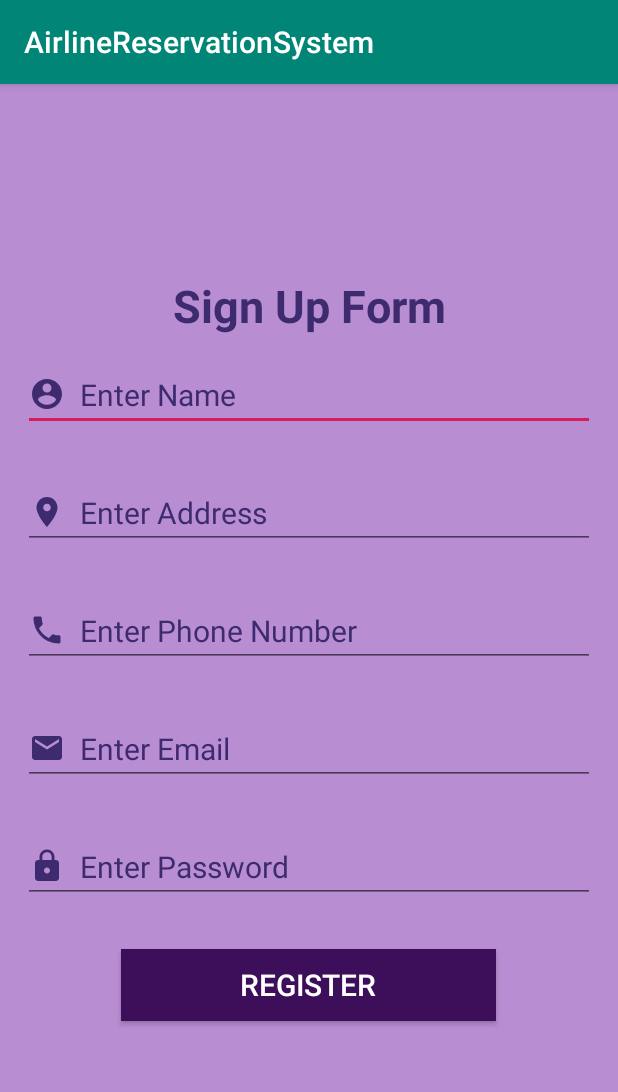
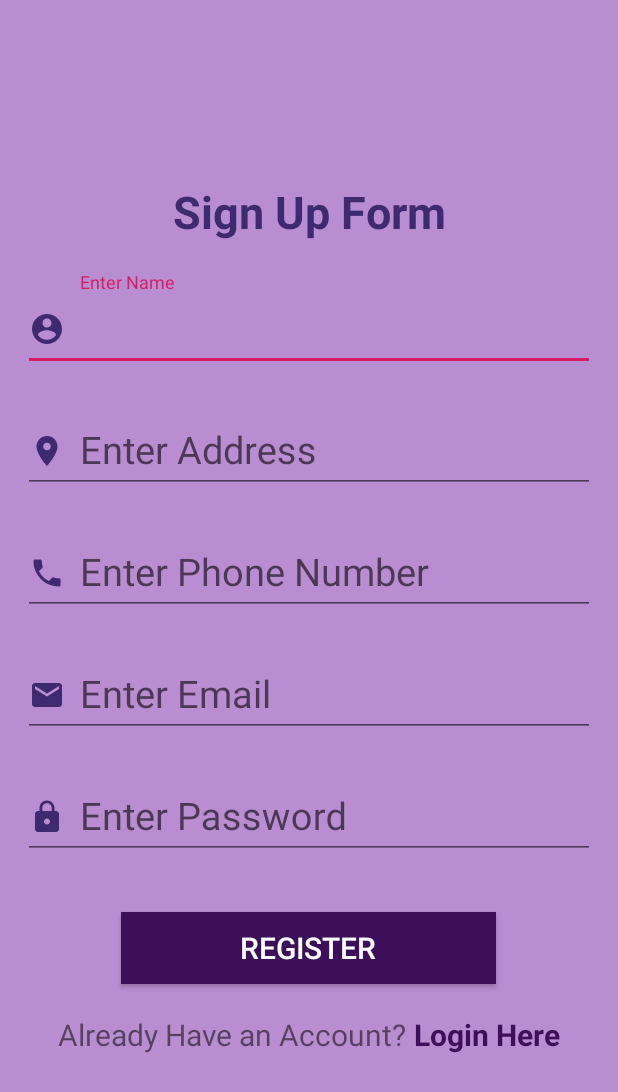
Before and after one commit to maharjansumina/AirlineReservationSystem, an Android app: the RegisterActivity screen opened directly, with no data from a screen before it, on a phone screen of 412 x 824 dp. Shown: the top 1092 px of the screen. Run offline under Robolectric (Android 15) with nearby library versions, the phone set to English and light mode, and no system bars.

Commit message:
Cancel Booking Layout Added.

```diff
--- a/app/build.gradle
+++ b/app/build.gradle
@@ -27,6 +27,11 @@ dependencies {
     testImplementation 'junit:junit:4.12'
     androidTestImplementation 'androidx.test.ext:junit:1.1.1'
     androidTestImplementation 'androidx.test.espresso:espresso-core:3.2.0'
+
     implementation 'androidx.cardview:cardview:1.0.0'
     implementation 'com.google.android.material:material:1.0.0'
+
+    implementation 'com.google.code.gson:gson:2.8.5'
+    implementation 'com.squareup.retrofit2:retrofit:2.5.0'
+    implementation 'com.squareup.retrofit2:converter-gson:2.5.0'
 }
--- a/app/src/main/AndroidManifest.xml
+++ b/app/src/main/AndroidManifest.xml
@@ -9,7 +9,8 @@
         android:roundIcon="@mipmap/ic_launcher_round"
         android:supportsRtl="true"
         android:theme="@style/AppTheme">
-        <activity android:name=".SearchFlightActivity"></activity>
+        <activity android:name=".CancelBookingActivity"></activity>
+        <activity android:name=".SearchFlightActivity" />
         <activity android:name=".ContactUsActivity" />
         <activity android:name=".SplashScreenActivity">
             <intent-filter>
--- a/app/src/main/java/com/softwarica/airlinereservationsystem/DashboardActivity.java
+++ b/app/src/main/java/com/softwarica/airlinereservationsystem/DashboardActivity.java
@@ -50,6 +50,10 @@ public class DashboardActivity extends AppCompatActivity implements View.OnClick
             case R.id.cvContactUs:
                 startActivity(new Intent(this, ContactUsActivity.class));
                 break;
+
+            case R.id.cvCancel:
+                startActivity(new Intent(this, CancelBookingActivity.class));
+                break;
         }
     }
 }
--- a/app/src/main/java/com/softwarica/airlinereservationsystem/RegisterActivity.java
+++ b/app/src/main/java/com/softwarica/airlinereservationsystem/RegisterActivity.java
@@ -2,17 +2,20 @@ package com.softwarica.airlinereservationsystem;
 
 import androidx.appcompat.app.AppCompatActivity;
 
+import android.content.Intent;
 import android.content.SharedPreferences;
 import android.os.Bundle;
 import android.view.View;
 import android.widget.Button;
 import android.widget.EditText;
+import android.widget.TextView;
 import android.widget.Toast;
 
 public class RegisterActivity extends AppCompatActivity {
 
     EditText etName, etAddress, etPhone, etEmail, etPassword;
     Button btnRegister;
+    TextView tvLoginLink;
 
     @Override
     protected void onCreate(Bundle savedInstanceState) {
@@ -26,6 +29,15 @@ public class RegisterActivity extends AppCompatActivity {
         etEmail = findViewById(R.id.etEmail);
         etPassword = findViewById(R.id.etPassword);
         btnRegister = findViewById(R.id.btnRegister);
+        tvLoginLink = findViewById(R.id.tvLoginLink);
+
+        tvLoginLink.setOnClickListener(new View.OnClickListener() {
+            @Override
+            public void onClick(View v) {
+                Intent intent = new Intent(RegisterActivity.this, LoginActivity.class);
+                startActivity(intent);
+            }
+        });
 
         btnRegister.setOnClickListener(new View.OnClickListener() {
             @Override
--- a/app/src/main/res/layout/activity_register.xml
+++ b/app/src/main/res/layout/activity_register.xml
@@ -13,39 +13,89 @@
         android:text="Sign Up Form"
         style="@style/TextViewDesign"/>
 
-    <EditText
+    <com.google.android.material.textfield.TextInputLayout
+        android:layout_width="match_parent"
+        android:layout_height="wrap_content"
+        android:layout_marginTop="20dp">
+
+        <com.google.android.material.textfield.TextInputEditText
             android:hint="Enter Name"
             android:id="@+id/etName"
             android:drawableStart="@drawable/ic_account_circle_black_24dp"
             style="@style/EditTextDesign"/>
+    </com.google.android.material.textfield.TextInputLayout>
 
-    <EditText
+    <com.google.android.material.textfield.TextInputLayout
+        android:layout_width="match_parent"
+        android:layout_height="wrap_content">
+
+        <com.google.android.material.textfield.TextInputEditText
             android:hint="Enter Address"
             android:id="@+id/etAddress"
             android:drawableStart="@drawable/ic_location_on_black_24dp"
             style="@style/EditTextDesign"/>
+    </com.google.android.material.textfield.TextInputLayout>
 
-    <EditText
+    <com.google.android.material.textfield.TextInputLayout
+        android:layout_width="match_parent"
+        android:layout_height="wrap_content">
+
+        <com.google.android.material.textfield.TextInputEditText
             android:hint="Enter Phone Number"
             android:id="@+id/etPhone"
             android:drawableStart="@drawable/ic_phone_black_24dp"
             style="@style/EditTextDesign"/>
+    </com.google.android.material.textfield.TextInputLayout>
 
-    <EditText
+    <com.google.android.material.textfield.TextInputLayout
+        android:layout_width="match_parent"
+        android:layout_height="wrap_content">
+
+        <com.google.android.material.textfield.TextInputEditText
             android:hint="Enter Email"
             android:id="@+id/etEmail"
             android:drawableStart="@drawable/ic_email_black_24dp"
             style="@style/EditTextDesign"/>
+    </com.google.android.material.textfield.TextInputLayout>
 
-    <EditText
+    <com.google.android.material.textfield.TextInputLayout
+        android:layout_width="match_parent"
+        android:layout_height="wrap_content">
+
+        <com.google.android.material.textfield.TextInputEditText
             android:hint="Enter Password"
             android:id="@+id/etPassword"
             android:drawableStart="@drawable/ic_lock_black_24dp"
             style="@style/EditTextDesign"/>
+    </com.google.android.material.textfield.TextInputLayout>
 
     <Button
         android:text="Register"
         android:id="@+id/btnRegister"
         style="@style/ButtonDesign"/>
 
+    <LinearLayout
+        android:layout_width="wrap_content"
+        android:layout_height="wrap_content"
+        android:orientation="horizontal">
+
+        <TextView
+            android:layout_width="wrap_content"
+            android:layout_height="wrap_content"
+            android:layout_gravity="center"
+            android:text="Already Have an Account? "
+            android:textSize="20sp" />
+
+        <TextView
+            android:id="@+id/tvLoginLink"
+            android:layout_width="wrap_content"
+            android:layout_height="wrap_content"
+            android:text="Login Here"
+            android:layout_gravity="center"
+            android:textColor="#3D0E5A"
+            android:textSize="20sp"
+            android:textStyle="bold" />
+
     </LinearLayout>
+
+</LinearLayout>
--- a/app/src/main/res/values/styles.xml
+++ b/app/src/main/res/values/styles.xml
@@ -1,7 +1,7 @@
 <resources>
 
     <!-- Base application theme. -->
-    <style name="AppTheme" parent="Theme.AppCompat.Light.DarkActionBar">
+    <style name="AppTheme" parent="Theme.AppCompat.Light.NoActionBar">
         <!-- Customize your theme here. -->
         <item name="colorPrimary">@color/colorPrimary</item>
         <item name="colorPrimaryDark">@color/colorPrimaryDark</item>
@@ -33,7 +33,7 @@
         <item name="android:layout_margin">15dp</item>
         <item name="android:layout_width">match_parent</item>
         <item name="android:layout_height">wrap_content</item>
-        <item name="android:textSize">20dp</item>
+        <item name="android:textSize">25dp</item>
         <item name="android:textColorHint">#3E2B6F</item>
     </style>
 
@@ -43,7 +43,7 @@
         <item name="android:textSize">20dp</item>
         <item name="android:layout_gravity">center</item>
         <item name="android:textAlignment">center</item>
-        <item name="android:layout_margin">15dp</item>
+        <item name="android:layout_margin">20dp</item>
         <item name="android:background">#3D0E5A</item>
         <item name="android:textColor">#fff</item>
     </style>
```
Also changed, not shown: app/src/main/java/com/softwarica/airlinereservationsystem/CancelBookingActivity.java (added, +26 -0 lines), app/src/main/java/com/softwarica/airlinereservationsystem/LoginActivity.java (+5 -3 lines), app/src/main/res/layout/activity_cancel_booking.xml (added, +45 -0 lines), app/src/main/res/layout/activity_login.xml (+39 -14 lines). Lines whose indentation alone changed are shown as unchanged.
